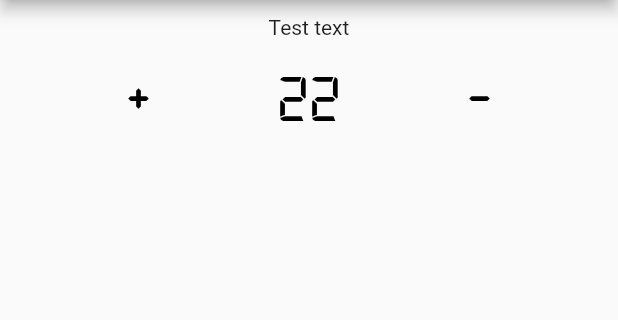
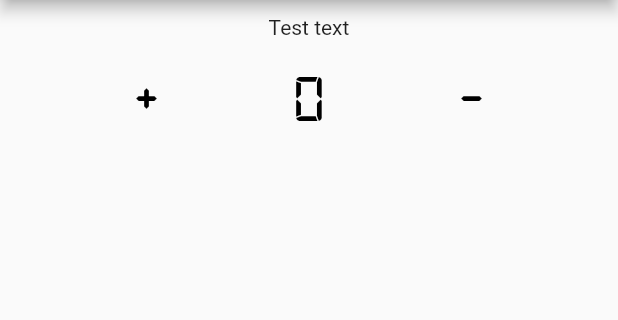
Before and after one commit to inigodm/fluttermostat, a Flutter app: the HomePage screen opened directly with empty values, on a phone screen of 412 x 824 dp, the part 84-404 px from its top. Run offline on Flutter 3.47's test engine with Material 2 defaults, Android fonts, the phone set to English and light mode, and no system bars; our stand-ins replace multi_select_flutter, numberpicker; network calls fail.

Commit message:
Change shown temp and remove warnings in code

```diff
--- a/lib/site.dart
+++ b/lib/site.dart
@@ -10,9 +10,8 @@ import 'package:numberpicker/numberpicker.dart';
 class HomePage extends StatefulWidget {
   late String bearer;
 
-  HomePage(String bearer) {
-    this.bearer = bearer;
-  }
+  //Constructor
+  HomePage(this.bearer, {super.key});
 
   @override
   _HomePageState createState() => _HomePageState(bearer);
@@ -23,12 +22,11 @@ class _HomePageState extends State<HomePage> {
       ? "http://192.168.1.136:8080"
       : "http://localhost:8080";
   late String bearer;
-  late int temp;
+  int temp = 0;
   final List<Widget> _pages = [];
   int _selectedIndex = 0;
   TextEditingController initTime = TextEditingController();
   TextEditingController endTime = TextEditingController();
-
 
   Future displayTimePicker(BuildContext context, TextEditingController control) async {
     final time = await showTimePicker(
@@ -49,12 +47,71 @@ class _HomePageState extends State<HomePage> {
     }
   }
 
-  _HomePageState(String bearer) {
-    this.bearer = bearer;
-    this.temp = 22;
+  _HomePageState(this.bearer) {
+    getDesiredValue();
+    }
+
+  void increase() async {
+    final url = Uri.parse("$baseUrl/temperature/increment");
+    final response = await http.put(url,
+        headers: {
+          'Content-Type': 'application/json',
+          'Authorization': bearer,
+        },
+        body: jsonEncode(<String, int> {
+          "temperature": 100,
+        }));
+    if (response.statusCode == 200) {
+      getDesiredValue();
+      setState(() {
+        temp++;
+      });
+    }
+  }
+
+  void getDesiredValue() async {
+    final url = Uri.parse("$baseUrl/temperature");
+    final response = await http.get(url,
+        headers: {
+          'Content-Type': 'application/json',
+          'Authorization': bearer,
+        });
+    setState(() {
+      if (response.statusCode == 200) {
+        temp = (jsonDecode(response.body)['value']['temp']/100).round();
+      }
+    });
+  }
+
+  void decrease() async {
+    final url = Uri.parse("$baseUrl/temperature/decrement");
+    final response = await http.put(url,
+        headers: {
+          'Content-Type': 'application/json',
+          'Authorization': bearer,
+        },
+        body: jsonEncode(<String, int> {
+          "temperature": 100,
+        }));
+    if (response.statusCode == 200) {
+      getDesiredValue();
+      setState(() {
+        temp--;
+      });
+    }
+  }
+
+  void _onItemTapped(int item) {
+    setState(() {
+      _selectedIndex = item;
+    });
+  }
+
+  @override
+  Widget build(BuildContext context) {
     Widget home = Column(
       children: <Widget>[
-        Padding(
+        const Padding(
           padding: EdgeInsets.all(10),
           child: Text("Test text"),
         ),
@@ -64,17 +121,18 @@ class _HomePageState extends State<HomePage> {
           children: [
             TextButton(
               onPressed: increase,
-              child: Text(
+              child: const Text(
                 '+',
                 style: TextStyle(color: Colors.black, fontFamily: 'Digital', fontSize: 45),
               ),
             ),
             Text(
-                "${temp}",
-                style: TextStyle(color: Colors.black, fontFamily: 'Digital', fontSize: 45)),
+                "$temp",
+                key: const Key("textKey"),
+                style: const TextStyle(color: Colors.black, fontFamily: 'Digital', fontSize: 45)),
             TextButton(
               onPressed: decrease,
-              child: Text(
+              child: const Text(
                 '-',
                 style: TextStyle(color: Colors.black, fontFamily: 'Digital', fontSize: 45),
               ),
@@ -92,7 +150,7 @@ class _HomePageState extends State<HomePage> {
               children: [Expanded(
                 child: TextField(
                   controller: initTime,
-                decoration: InputDecoration(
+                  decoration: const InputDecoration(
                       border: OutlineInputBorder(),
                       labelText: 'Start time',
                       hintText: 'Select start time'
@@ -107,7 +165,7 @@ class _HomePageState extends State<HomePage> {
               children: [Expanded(
                 child: TextField(
                   controller: endTime,
-                  decoration: InputDecoration(
+                  decoration: const InputDecoration(
                       border: OutlineInputBorder(),
                       labelText: 'End time',
                       hintText: 'Select end time'
@@ -119,7 +177,7 @@ class _HomePageState extends State<HomePage> {
           Row(
             crossAxisAlignment: CrossAxisAlignment.center,
             mainAxisAlignment: MainAxisAlignment.spaceEvenly,
-            children: [Text("Desired temperature"),
+            children: [const Text("Desired temperature"),
               NumberPicker(
                 value: 15,
                 minValue: 10,
@@ -128,10 +186,10 @@ class _HomePageState extends State<HomePage> {
               )],
           ),
           Padding(
-            padding: EdgeInsets.all(10),
+            padding: const EdgeInsets.all(10),
             child: MultiSelectDialogField(
-              title: Text("Select the days in which this task must be enabled"),
-              buttonText: Text("Days"),
+              title: const Text("Select the days in which this task must be enabled"),
+              buttonText: const Text("Days"),
               items: [MultiSelectItem("L", "Monday"),
                 MultiSelectItem("M", "Tuesday"),
                 MultiSelectItem("X", "Thursday"),
@@ -148,82 +206,19 @@ class _HomePageState extends State<HomePage> {
           ),
         ]
     );
+    _pages.clear();
     _pages.add(home);
     _pages.add(schedules);
-    _pages.add(Text("Test text"));
-  }
-
-
-  void increase() async {
-    final url = Uri.parse("$baseUrl/temperature/increment");
-    final response = await http.put(url,
-        headers: {
-          'Content-Type': 'application/json',
-          'Authorization': this.bearer,
-        },
-        body: jsonEncode(<String, int> {
-          "temperature": 100,
-        }));
-    if (response.statusCode == 200) {
-    } else {
-    }
-    temp++;
-    setState(() {});
-  }
-
-  void getDesiredValue() async {
-    final url = Uri.parse("$baseUrl/temperature");
-    final response = await http.get(url,
-        headers: {
-          'Content-Type': 'application/json',
-          'Authorization': this.bearer,
-        });
-    if (response.statusCode == 200) {
-      print("body ${jsonDecode(response.body)['value']['temp']}");
-    } else {
-      print("body ${response.toString()}");
-      print("body ${response.body}");
-    }
-    temp++;
-    setState(() {});
-  }
-
-  void decrease() async {
-    final url = Uri.parse("$baseUrl/temperature/decrement");
-    final response = await http.put(url,
-        headers: {
-          'Content-Type': 'application/json',
-          'Authorization': this.bearer,
-        },
-        body: jsonEncode(<String, int> {
-          "temperature": 100,
-        }));
-    if (response.statusCode == 200) {
-      getDesiredValue();
-    } else {
-
-    }
-    temp--;
-    setState(() {});
-  }
-
-  void _onItemTapped(int item) {
-    setState(() {
-      this._selectedIndex = item;
-    });
-  }
-
-  @override
-  Widget build(BuildContext context) {
+    _pages.add(const Text("Test text"));
     return Scaffold(
       appBar: AppBar(
-        title: Text('Thermostat'),
+        title: const Text('Thermostat'),
         automaticallyImplyLeading: false,
       ),
       // El body tiene que tener el array con el indice seleccionado
       body: Center(child: _pages[_selectedIndex]),
         bottomNavigationBar: BottomNavigationBar(
-          items: [
+          items: const [
             BottomNavigationBarItem(
               icon: Icon(Icons.home),
               label: 'Home',
```
Also changed, not shown: lib/login.dart (+6 -6 lines). Lines whose indentation alone changed are shown as unchanged.
